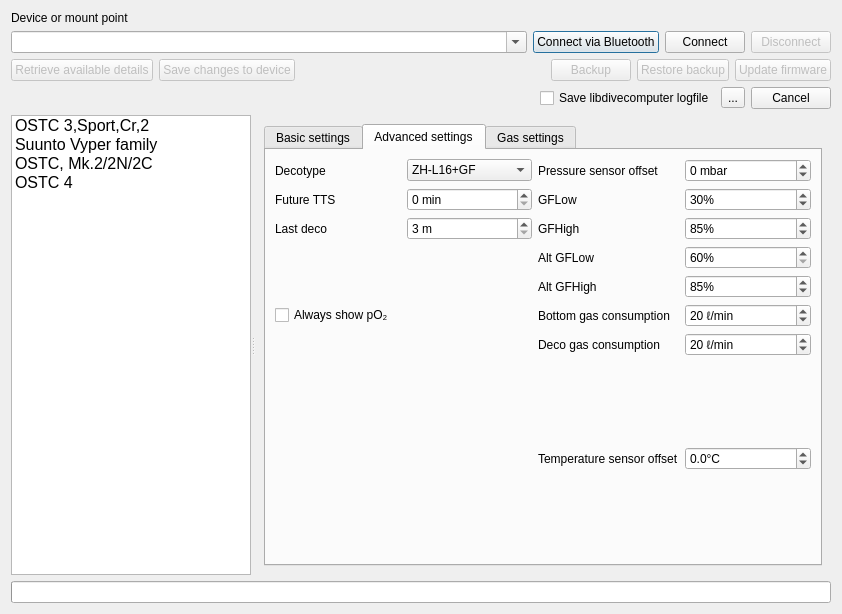
subsurface/subsurface, file desktop-widgets/configuredivecomputerdialog.ui: the form before one commit.
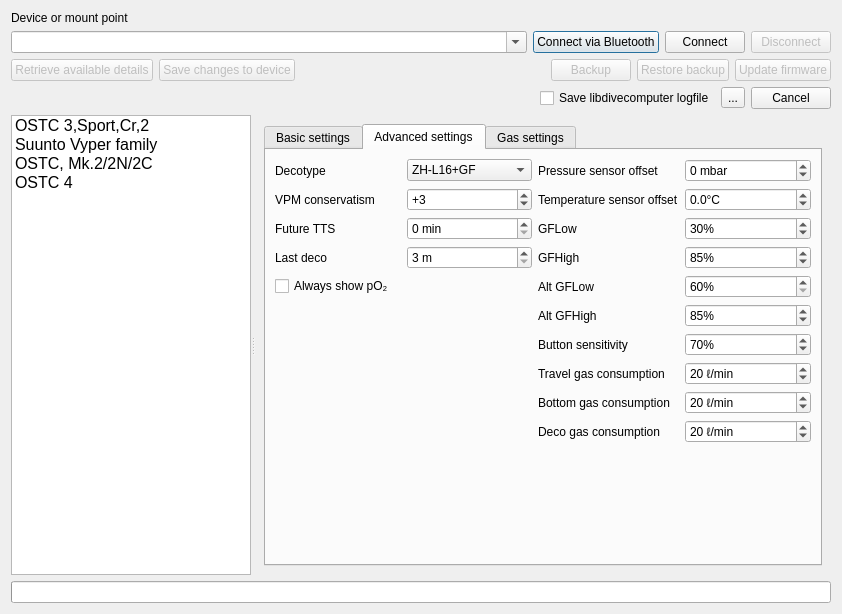
The form after the commit. The open tabs and pages were chosen to show the change. Icons and pictures are not drawn.

Patch:
```diff
--- a/desktop-widgets/configuredivecomputerdialog.ui
+++ b/desktop-widgets/configuredivecomputerdialog.ui
@@ -3261,14 +3261,37 @@
             <string>Advanced settings</string>
            </attribute>
            <layout class="QGridLayout" name="gridLayout_8">
-            <item row="12" column="0" colspan="2">
-             <widget class="QCheckBox" name="alwaysShowppO2_4">
+            <item row="12" column="3">
+             <widget class="QLabel">
               <property name="text">
-               <string>Always show pO₂</string>
+               <string>Travel gas consumption</string>
               </property>
              </widget>
             </item>
-            <item row="1" column="0">
+            <item row="11" column="4">
+             <widget class="QSpinBox" name="buttonSensitivity_4">
+              <property name="suffix">
+               <string>%</string>
+              </property>
+              <property name="minimum">
+               <number>50</number>
+              </property>
+              <property name="maximum">
+               <number>100</number>
+              </property>
+              <property name="value">
+               <number>70</number>
+              </property>
+             </widget>
+            </item>
+            <item row="11" column="3">
+             <widget class="QLabel">
+              <property name="text">
+               <string>Button sensitivity</string>
+              </property>
+             </widget>
+            </item>
+            <item row="2" column="0">
              <widget class="QLabel">
               <property name="text">
                <string>Future TTS</string>
@@ -3282,14 +3305,14 @@
               </property>
              </widget>
             </item>
-            <item row="1" column="3">
+            <item row="2" column="3">
              <widget class="QLabel">
               <property name="text">
                <string>GFLow</string>
               </property>
              </widget>
             </item>
-            <item row="1" column="4">
+            <item row="2" column="4">
              <widget class="QSpinBox" name="gfLowSpinBox_4">
               <property name="suffix">
                <string>%</string>
@@ -3305,14 +3328,14 @@
               </property>
              </widget>
             </item>
-            <item row="2" column="3">
+            <item row="3" column="3">
              <widget class="QLabel">
               <property name="text">
                <string>GFHigh</string>
               </property>
              </widget>
             </item>
-            <item row="2" column="4">
+            <item row="3" column="4">
              <widget class="QSpinBox" name="gfHighSpinBox_4">
               <property name="suffix">
                <string>%</string>
@@ -3328,20 +3351,7 @@
               </property>
              </widget>
             </item>
-            <item row="14" column="0">
-             <spacer>
-              <property name="orientation">
-               <enum>Qt::Vertical</enum>
-              </property>
-              <property name="sizeHint" stdset="0">
-               <size>
-                <width>20</width>
-                <height>40</height>
-               </size>
-              </property>
-             </spacer>
-            </item>
-            <item row="2" column="1">
+            <item row="3" column="1">
              <widget class="QSpinBox" name="lastDecoSpinBox_4">
               <property name="suffix">
                <string> m</string>
@@ -3361,7 +3371,7 @@
               </property>
              </widget>
             </item>
-            <item row="3" column="4">
+            <item row="4" column="4">
              <widget class="QSpinBox" name="aGFLowSpinBox_4">
               <property name="suffix">
                <string>%</string>
@@ -3412,7 +3422,7 @@
               </item>
              </widget>
             </item>
-            <item row="1" column="1">
+            <item row="2" column="1">
              <widget class="QSpinBox" name="futureTTSSpinBox_4">
               <property name="suffix">
                <string> min</string>
@@ -3422,7 +3432,7 @@
               </property>
              </widget>
             </item>
-            <item row="2" column="0">
+            <item row="3" column="0">
              <widget class="QLabel">
               <property name="text">
                <string>Last deco</string>
@@ -3432,14 +3442,14 @@
               </property>
              </widget>
             </item>
-            <item row="3" column="3">
+            <item row="4" column="3">
              <widget class="QLabel">
               <property name="text">
                <string>Alt GFLow</string>
               </property>
              </widget>
             </item>
-            <item row="6" column="4">
+            <item row="7" column="4">
              <widget class="QSpinBox" name="aGFHighSpinBox_4">
               <property name="suffix">
                <string>%</string>
@@ -3455,29 +3465,29 @@
               </property>
              </widget>
             </item>
-            <item row="6" column="3">
+            <item row="7" column="3">
              <widget class="QLabel">
               <property name="text">
                <string>Alt GFHigh</string>
               </property>
              </widget>
             </item>
-            <item row="12" column="3">
-             <widget class="QLabel">
-              <property name="text">
-               <string>Bottom gas consumption</string>
-              </property>
-             </widget>
-            </item>
             <item row="13" column="3">
              <widget class="QLabel">
               <property name="text">
+               <string>Bottom gas consumption</string>
+              </property>
+             </widget>
+            </item>
+            <item row="14" column="3">
+             <widget class="QLabel">
+              <property name="text">
                <string>Deco gas consumption</string>
               </property>
              </widget>
             </item>
             <item row="12" column="4">
-             <widget class="QSpinBox" name="bottomGasConsumption_4">
+             <widget class="QSpinBox" name="travelGasConsumption_4">
               <property name="suffix">
                <string> ℓ/min</string>
               </property>
@@ -3493,6 +3503,22 @@
              </widget>
             </item>
             <item row="13" column="4">
+             <widget class="QSpinBox" name="bottomGasConsumption_4">
+              <property name="suffix">
+               <string> ℓ/min</string>
+              </property>
+              <property name="minimum">
+               <number>5</number>
+              </property>
+              <property name="maximum">
+               <number>50</number>
+              </property>
+              <property name="value">
+               <number>20</number>
+              </property>
+             </widget>
+            </item>
+            <item row="14" column="4">
              <widget class="QSpinBox" name="decoGasConsumption_4">
               <property name="suffix">
                <string> ℓ/min</string>
@@ -3508,14 +3534,54 @@
               </property>
              </widget>
             </item>
-            <item row="14" column="3">
+            <item row="16" column="0">
+             <spacer>
+              <property name="orientation">
+               <enum>Qt::Vertical</enum>
+              </property>
+              <property name="sizeHint" stdset="0">
+               <size>
+                <width>20</width>
+                <height>40</height>
+               </size>
+              </property>
+             </spacer>
+            </item>
+            <item row="4" column="0">
+             <widget class="QCheckBox" name="alwaysShowppO2_4">
+              <property name="text">
+               <string>Always show pO₂</string>
+              </property>
+             </widget>
+            </item>
+            <item row="1" column="0">
+             <widget class="QLabel">
+              <property name="text">
+               <string>VPM conservatism</string>
+              </property>
+             </widget>
+            </item>
+            <item row="1" column="1">
+             <widget class="QSpinBox" name="vpmConservatismSpinBox">
+              <property name="prefix">
+               <string>+</string>
+              </property>
+              <property name="maximum">
+               <number>5</number>
+              </property>
+              <property name="value">
+               <number>3</number>
+              </property>
+             </widget>
+            </item>
+            <item row="1" column="3">
              <widget class="QLabel">
               <property name="text">
                <string>Temperature sensor offset</string>
               </property>
              </widget>
             </item>
-            <item row="14" column="4">
+            <item row="1" column="4">
              <widget class="QDoubleSpinBox" name="tempSensorOffsetDoubleSpinBox_4">
               <property name="suffix">
                <string>°C</string>
```
